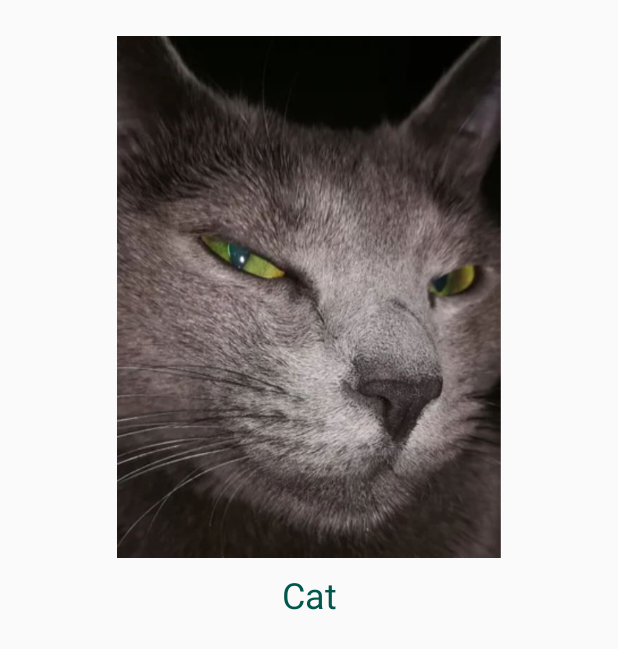
After one commit to aahza/android, an Android app: the SecondActivity screen opened directly, with no data from a screen before it, on a phone screen of 412 x 824 dp. The commit adds this screen. Shown: the top 649 px of the screen. Run offline under Robolectric (Android 15) with nearby library versions, the phone set to English and light mode, and no system bars.

Commit message:
Added simple intent for second activity

```diff
--- a/IntentApp/app/src/main/AndroidManifest.xml
+++ b/IntentApp/app/src/main/AndroidManifest.xml
@@ -16,6 +16,9 @@
                 <category android:name="android.intent.category.LAUNCHER" />
             </intent-filter>
         </activity>
+        <activity android:name=".SecondActivity">
+
+        </activity>
     </application>
 
 </manifest>
--- /dev/null
+++ b/IntentApp/app/src/main/java/test/aahz/com/intentapp/SecondActivity.java
@@ -0,0 +1,14 @@
+package test.aahz.com.intentapp;
+
+import android.os.Bundle;
+import android.support.annotation.Nullable;
+import android.support.v7.app.AppCompatActivity;
+
+public class SecondActivity  extends AppCompatActivity {
+
+    @Override
+    protected void onCreate(@Nullable Bundle savedInstanceState) {
+        super.onCreate(savedInstanceState);
+        setContentView(R.layout.activity_second);
+    }
+}
--- /dev/null
+++ b/IntentApp/app/src/main/res/layout/activity_second.xml
@@ -0,0 +1,38 @@
+<?xml version="1.0" encoding="utf-8"?>
+<android.support.constraint.ConstraintLayout xmlns:android="http://schemas.android.com/apk/res/android"
+    xmlns:app="http://schemas.android.com/apk/res-auto"
+    xmlns:tools="http://schemas.android.com/tools"
+    android:layout_width="match_parent"
+    android:layout_height="match_parent"
+    android:padding="16dp"
+    tools:context=".SecondActivity">
+
+
+    <ImageView
+        android:id="@+id/imageView"
+        android:layout_width="322dp"
+        android:layout_height="348dp"
+        android:layout_marginStart="8dp"
+        android:layout_marginTop="8dp"
+        android:layout_marginEnd="8dp"
+        app:layout_constraintEnd_toEndOf="parent"
+        app:layout_constraintStart_toStartOf="parent"
+        app:layout_constraintTop_toTopOf="parent"
+        app:srcCompat="@drawable/cat" />
+
+    <TextView
+        android:id="@+id/textView"
+        android:layout_width="321dp"
+        android:layout_height="34dp"
+        android:layout_marginStart="8dp"
+        android:layout_marginTop="8dp"
+        android:layout_marginEnd="8dp"
+        android:text="Cat"
+        android:textAlignment="center"
+        android:textColor="@color/colorPrimaryDark"
+        android:textSize="24sp"
+        app:layout_constraintEnd_toEndOf="parent"
+        app:layout_constraintHorizontal_bias="0.5"
+        app:layout_constraintStart_toStartOf="parent"
+        app:layout_constraintTop_toBottomOf="@+id/imageView" />
+</android.support.constraint.ConstraintLayout>
--- a/IntentApp/app/src/main/res/values/strings.xml
+++ b/IntentApp/app/src/main/res/values/strings.xml
@@ -1,3 +1,6 @@
 <resources>
     <string name="app_name">IntentApp</string>
+    <string name="hello_activity">Hello Activity!</string>
+    <string name="intent2">Intent2</string>
+    <string name="intent1">Intent1</string>
 </resources>
--- a/IntentApp/app/src/main/res/values/styles.xml
+++ b/IntentApp/app/src/main/res/values/styles.xml
@@ -1,7 +1,7 @@
 <resources>
 
     <!-- Base application theme. -->
-    <style name="AppTheme" parent="Theme.AppCompat.Light.DarkActionBar">
+    <style name="AppTheme" parent="Theme.AppCompat.Light.NoActionBar">
         <!-- Customize your theme here. -->
         <item name="colorPrimary">@color/colorPrimary</item>
         <item name="colorPrimaryDark">@color/colorPrimaryDark</item>
```
Also changed, not shown: IntentApp/app/src/main/java/test/aahz/com/intentapp/MainActivity.java (+14 -0 lines), IntentApp/app/src/main/res/layout/activity_main.xml (+38 -1 lines), IntentApp/app/src/main/res/drawable/cat.jpg (added), IntentApp/app/src/main/res/mipmap-hdpi/ic_launcher.png, IntentApp/app/src/main/res/mipmap-mdpi/ic_launcher.png, IntentApp/app/src/main/res/mipmap-xhdpi/ic_launcher.png, IntentApp/app/src/main/res/mipmap-xxhdpi/ic_launcher.png, IntentApp/app/src/main/res/mipmap-xxxhdpi/ic_launcher.png, IntentApp/gradle/wrapper/gradle-wrapper.properties (added), 4 other files.
